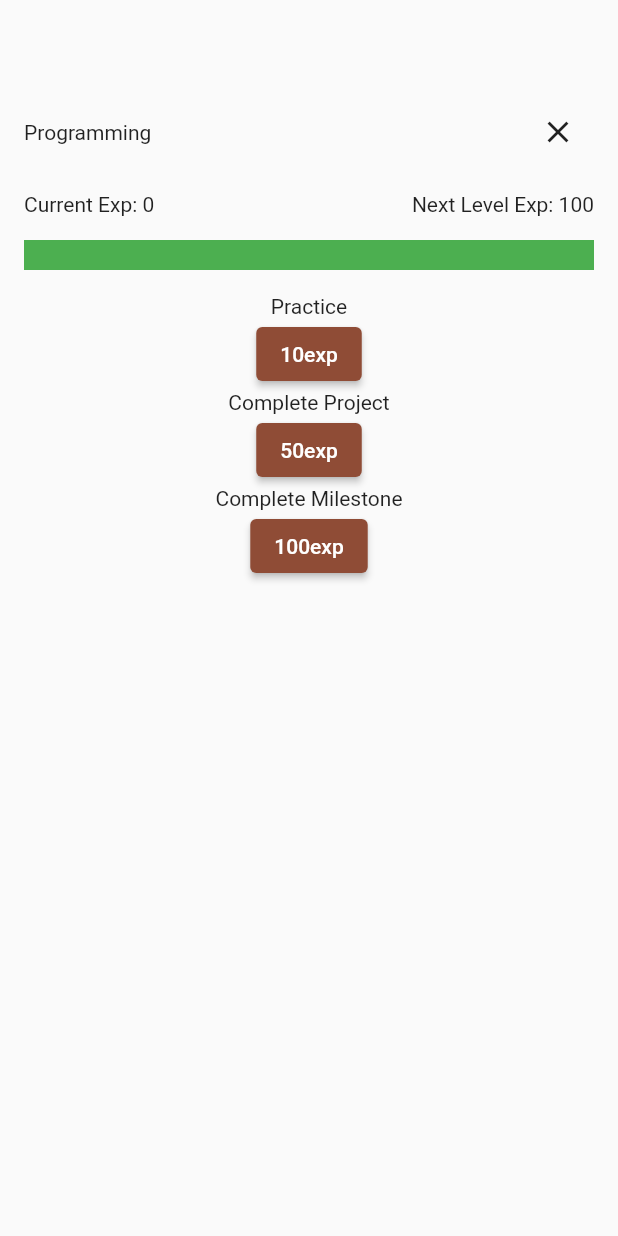
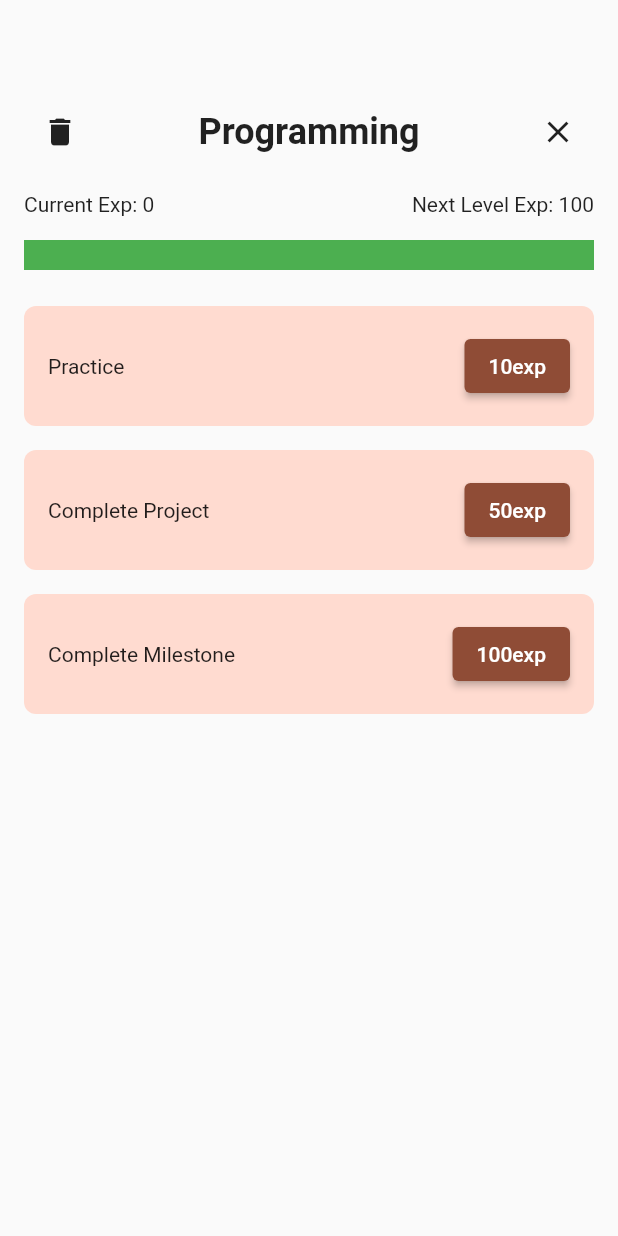
Before and after one commit to Sebsprograms/skill_tree, a Flutter app: the screen it shows after launch, after a tap on "Programming", on a phone screen of 412 x 824 dp. Run offline on Flutter 3.47's test engine with Material 2 defaults, Android fonts, the phone set to English and light mode, and no system bars.

Commit message:
Delete skill functionality and styled tasks for skill detail view

```diff
--- a/lib/widgets/skill_card/skill_card.dart
+++ b/lib/widgets/skill_card/skill_card.dart
@@ -3,10 +3,16 @@ import 'package:skill_tree/models/skill.dart';
 import 'package:skill_tree/widgets/skill_card/skill_detail_view.dart';
 
 class SkillCard extends StatelessWidget {
-  const SkillCard({required this.skill, required this.increaseExp, super.key});
+  const SkillCard({
+    required this.skill,
+    required this.increaseExp,
+    required this.deleteSkill,
+    super.key,
+  });
 
   final Skill skill;
   final void Function(String skillId, String taskId) increaseExp;
+  final void Function(String skillId) deleteSkill;
 
   void increaseExpOnSkill(String taskId) {
     increaseExp(skill.id, taskId);
@@ -26,6 +32,7 @@ class SkillCard extends StatelessWidget {
               skill: skill,
               setter: setter,
               increaseExp: increaseExpOnSkill,
+              deleteSkill: deleteSkill,
             ),
           ),
         );
--- a/lib/widgets/skill_card/skill_detail_view.dart
+++ b/lib/widgets/skill_card/skill_detail_view.dart
@@ -7,11 +7,13 @@ class SkillDetailView extends StatelessWidget {
     super.key,
     required this.skill,
     required this.increaseExp,
+    required this.deleteSkill,
     required this.setter,
   });
 
   final Skill skill;
   final void Function(String taskId) increaseExp;
+  final void Function(String skillId) deleteSkill;
   final void Function(void Function()) setter;
 
   @override
@@ -27,7 +29,18 @@ class SkillDetailView extends StatelessWidget {
             Row(
               mainAxisAlignment: MainAxisAlignment.spaceBetween,
               children: [
-                Text(skill.title),
+                IconButton(
+                  onPressed: () {
+                    deleteSkill(skill.id);
+                    Navigator.of(context).pop();
+                  },
+                  icon: const Icon(Icons.delete),
+                ),
+                Text(skill.title,
+                    style: const TextStyle(
+                      fontSize: 24,
+                      fontWeight: FontWeight.bold,
+                    )),
                 IconButton(
                   onPressed: () {
                     Navigator.pop(context);
--- a/lib/widgets/skill_card/task/task_item.dart
+++ b/lib/widgets/skill_card/task/task_item.dart
@@ -14,7 +14,15 @@ class TaskItem extends StatelessWidget {
 
   @override
   Widget build(BuildContext context) {
-    return Column(
+    return Container(
+      decoration: BoxDecoration(
+        borderRadius: BorderRadius.circular(8),
+        color: Theme.of(context).appBarTheme.backgroundColor,
+      ),
+      padding: const EdgeInsets.all(16),
+      margin: const EdgeInsets.symmetric(vertical: 8),
+      child: Row(
+        mainAxisAlignment: MainAxisAlignment.spaceBetween,
         children: [
           Text(task.name),
           ElevatedButton(
@@ -26,6 +34,7 @@ class TaskItem extends StatelessWidget {
             child: Text("${task.exp}exp"),
           ),
         ],
+      ),
     );
   }
 }
--- a/lib/widgets/skills.dart
+++ b/lib/widgets/skills.dart
@@ -51,6 +51,12 @@ class _SkillsState extends State<Skills> {
     });
   }
 
+  void deleteSkill(String skillId) {
+    setState(() {
+      skills.removeWhere((element) => element.id == skillId);
+    });
+  }
+
   void openNewSkillForm() {
     showModalBottomSheet(
       isScrollControlled: true,
@@ -82,6 +88,7 @@ class _SkillsState extends State<Skills> {
                   .map((skill) => SkillCard(
                         skill: skill,
                         increaseExp: increaseExp,
+                        deleteSkill: deleteSkill,
                       ))
                   .toList(),
             ],
```
Lines whose indentation alone changed are shown as unchanged.
